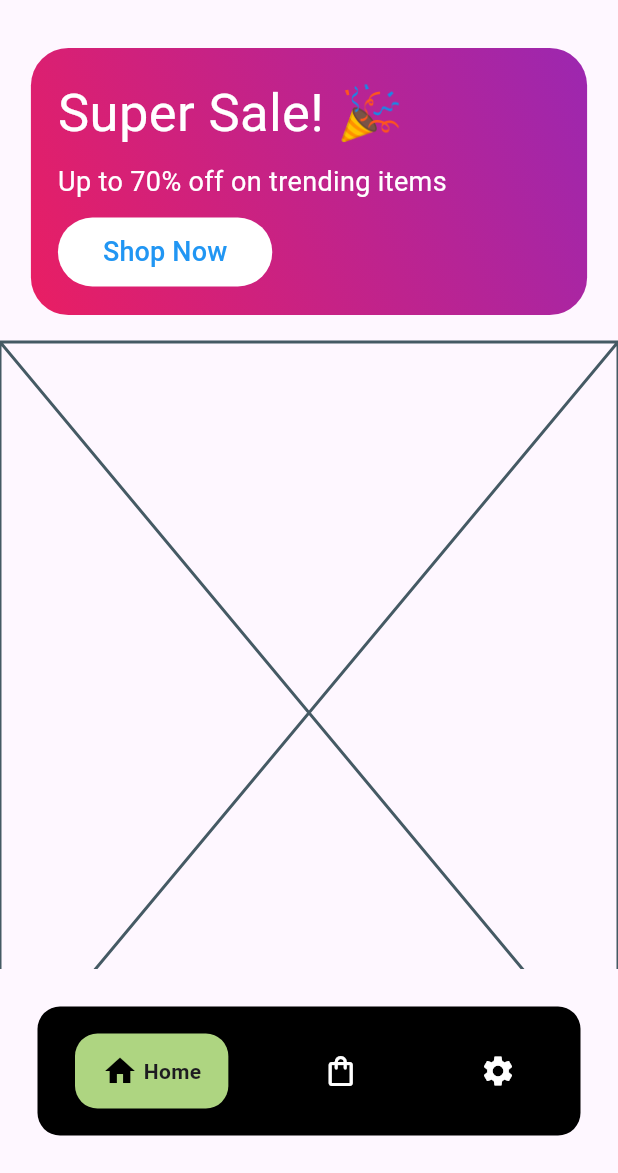
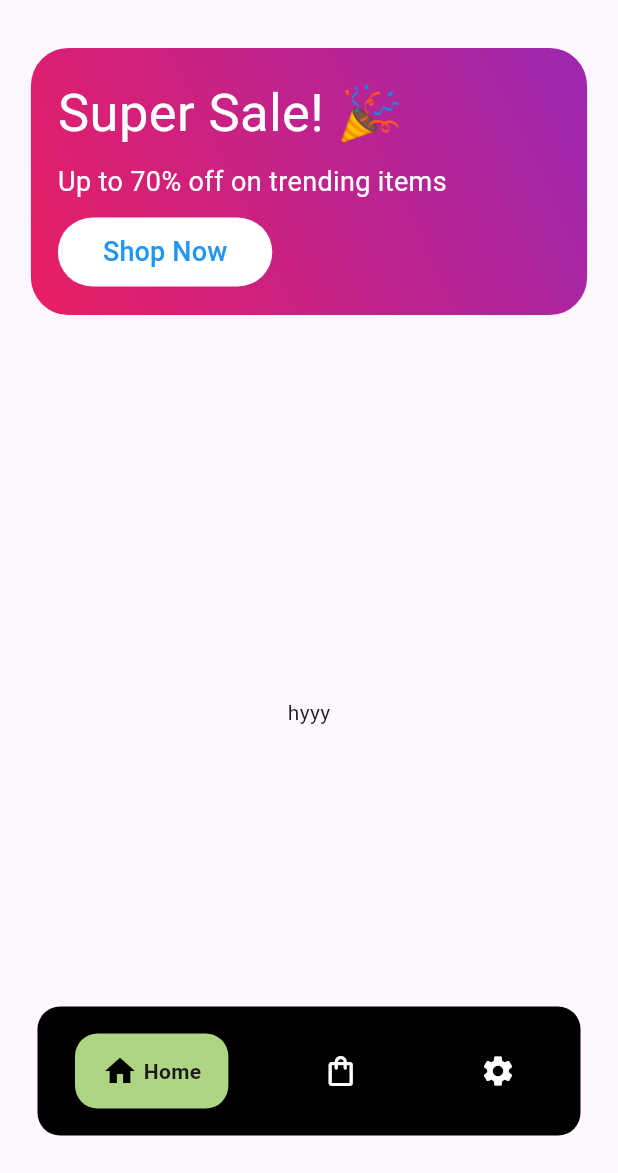
Before and after one commit to AmanSinghThakur01/Pick-Pay, a Flutter app: the screen it shows after launch, on a phone screen of 412 x 824 dp, the part 63-1236 px from its top. Run offline on Flutter 3.47's test engine with Material 3 defaults, Android fonts, the phone set to English and light mode, and no system bars; drawn by our look-alikes of google_nav_bar.

Commit message:
Your commit message here

```diff
--- a/lib/Screens/Products_showed.dart
+++ b/lib/Screens/Products_showed.dart
@@ -9,6 +9,10 @@ class ProductsShowed extends StatefulWidget {
 class _ProductsShowedState extends State<ProductsShowed> {
   @override
   Widget build(BuildContext context) {
-    return const Placeholder();
+    return Scaffold(
+      body: Center(
+        child: Text("hyyy"),
+      ),
+    );
   }
 }
```
